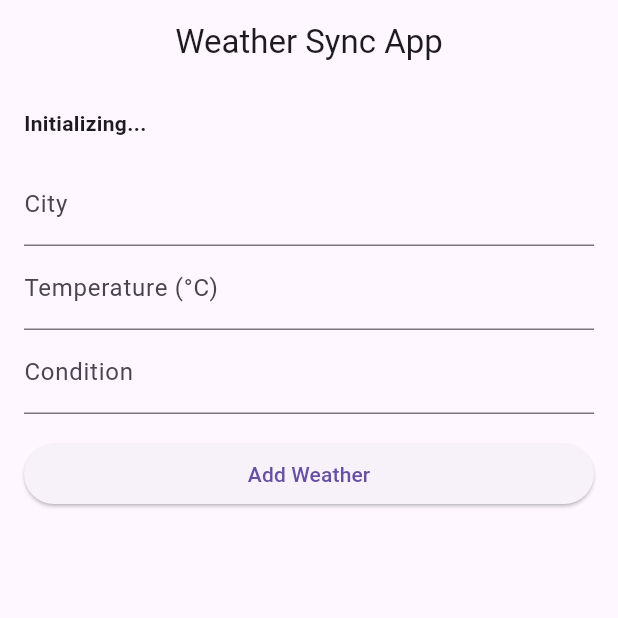
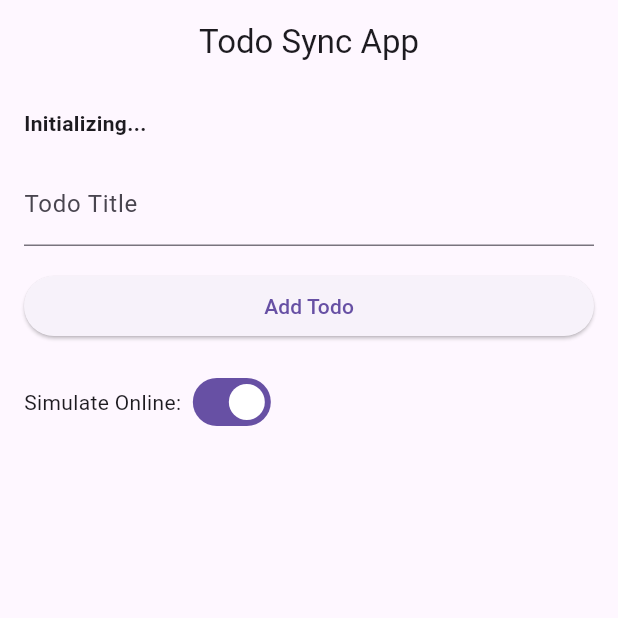
Before and after one commit to santhosh-ceo/offline_sync_manager, a Flutter app: the screen it shows after launch, on a phone screen of 412 x 824 dp, the top half of it. Run offline on Flutter 3.47's test engine with Material 3 defaults, Android fonts, the phone set to English and light mode, and no system bars; our stand-ins replace connectivity_plus, hive_flutter; accounts and stored records are empty.

Commit message:
v 0.0.1 Ready!!

```diff
--- a/example/lib/main.dart
+++ b/example/lib/main.dart
@@ -1,26 +1,30 @@
 import 'package:flutter/material.dart';
 import 'package:offline_sync_manager/offline_sync_manager.dart';
+import 'package:hive_flutter/hive_flutter.dart';
 
 void main() async {
   WidgetsFlutterBinding.ensureInitialized();
-  runApp(const WeatherApp());
+  await Hive.initFlutter();
+  await Hive.openBox('todo_ids'); // Track todo IDs
+  runApp(const TodoApp());
 }
 
-class WeatherApp extends StatefulWidget {
-  const WeatherApp({super.key});
+class TodoApp extends StatefulWidget {
+  const TodoApp({super.key});
 
   @override
-  State<WeatherApp> createState() => _WeatherAppState();
+  State<TodoApp> createState() => _TodoAppState();
 }
 
-class _WeatherAppState extends State<WeatherApp> {
+class _TodoAppState extends State<TodoApp> {
   late OfflineSyncManager syncManager;
   bool _isInitialized = false;
   String _syncStatus = 'Initializing...';
-  final TextEditingController _cityController = TextEditingController();
-  final TextEditingController _tempController = TextEditingController();
-  final TextEditingController _conditionController = TextEditingController();
-  List<Map<String, dynamic>> _weatherData = [];
+  String _errorMessage = '';
+  bool _isOnline = true;
+  final TextEditingController _titleController = TextEditingController();
+  List<Map<String, dynamic>> _todos = [];
+  final Box _todoIdsBox = Hive.box('todo_ids');
 
   @override
   void initState() {
@@ -30,33 +34,48 @@ class _WeatherAppState extends State<WeatherApp> {
 
   Future<void> _initializeSyncManager() async {
     syncManager = await OfflineSyncManager.initialize(
-      baseUrl: 'https://api.example.com', // Replace with your server URL
+      baseUrl: 'https://jsonplaceholder.typicode.com',
     );
     syncManager.syncEvents.listen((event) {
       setState(() {
         _syncStatus = 'Sync: ${event.status} - ${event.message ?? ''}';
       });
-      _loadWeatherData();
+      _loadTodos();
     });
     setState(() {
       _isInitialized = true;
     });
-    _loadWeatherData();
+    // Initialize todo IDs from Hive
+    _todoIdsBox.values.forEach((id) {
+      if (!_todoIdsBox.containsKey(id)) {
+        _todoIdsBox.put(id, id);
+      }
+    });
+    await _loadTodos();
   }
 
-  Future<void> _loadWeatherData() async {
-    // Simulate reading all weather data from Hive
-    final box = syncManager.read;
-    final data = <Map<String, dynamic>>[];
-    // Note: Hive doesn't provide a direct way to list all keys, so assume IDs are known or stored separately
-    // For simplicity, we'll use a predefined list of IDs or extend the plugin to store keys
-    for (var i = 1; i <= 10; i++) {
-      final item = await box('weather', i.toString());
-      if (item != null) data.add(item);
+  Future<void> _loadTodos() async {
+    final todos = <Map<String, dynamic>>[];
+    for (final id in _todoIdsBox.values) {
+      final todo = await syncManager.read('todos', id.toString());
+      if (todo != null) todos.add(todo);
     }
     setState(() {
-      _weatherData = data;
+      _todos = todos;
     });
+  }
+
+  bool _validateInput() {
+    if (_titleController.text.isEmpty) {
+      setState(() {
+        _errorMessage = 'Todo title is required.';
+      });
+      return false;
+    }
+    setState(() {
+      _errorMessage = '';
+    });
+    return true;
   }
 
   @override
@@ -65,7 +84,7 @@ class _WeatherAppState extends State<WeatherApp> {
       theme: ThemeData(primarySwatch: Colors.blue),
       home: Scaffold(
         appBar: AppBar(
-          title: const Text('Weather Sync App'),
+          title: const Text('Todo Sync App'),
           centerTitle: true,
         ),
         body: _isInitialized
@@ -74,76 +93,95 @@ class _WeatherAppState extends State<WeatherApp> {
           child: Column(
             crossAxisAlignment: CrossAxisAlignment.stretch,
             children: [
-              Text(_syncStatus, style: const TextStyle(fontWeight: FontWeight.bold)),
+              Text(
+                _syncStatus,
+                style: const TextStyle(fontWeight: FontWeight.bold),
+              ),
+              if (_errorMessage.isNotEmpty) ...[
+                const SizedBox(height: 8),
+                Text(
+                  _errorMessage,
+                  style: const TextStyle(color: Colors.red),
+                ),
+              ],
               const SizedBox(height: 16),
               TextField(
-                controller: _cityController,
-                decoration: const InputDecoration(labelText: 'City'),
-              ),
-              TextField(
-                controller: _tempController,
-                decoration: const InputDecoration(labelText: 'Temperature (°C)'),
-                keyboardType: TextInputType.number,
-              ),
-              TextField(
-                controller: _conditionController,
-                decoration: const InputDecoration(labelText: 'Condition'),
+                controller: _titleController,
+                decoration: const InputDecoration(labelText: 'Todo Title'),
               ),
               const SizedBox(height: 16),
               ElevatedButton(
                 onPressed: () async {
+                  if (_validateInput()) {
                     final id = DateTime.now().millisecondsSinceEpoch.toString();
                     await syncManager.create(
-                    collection: 'weather',
+                      collection: 'todos',
                       data: {
                         'id': id,
-                      'city': _cityController.text,
-                      'temperature': double.parse(_tempController.text),
-                      'condition': _conditionController.text,
+                        'title': _titleController.text,
+                        'completed': false,
+                        'userId': 1, // Required by JSONPlaceholder
+                        'timestamp': DateTime.now().toIso8601String(),
                       },
                     );
-                  _cityController.clear();
-                  _tempController.clear();
-                  _conditionController.clear();
+                    await _todoIdsBox.put(id, id);
+                    _titleController.clear();
+                    await _loadTodos();
+                  }
                 },
-                child: const Text('Add Weather'),
+                child: const Text('Add Todo'),
+              ),
+              const SizedBox(height: 16),
+              Row(
+                children: [
+                  const Text('Simulate Online: '),
+                  Switch(
+                    value: _isOnline,
+                    onChanged: (value) async {
+                      setState(() {
+                        _isOnline = value;
+                      });
+                      syncManager.setOnlineStatus(_isOnline);
+                      if (_isOnline) {
+                        await syncManager.syncService.sync();
+                      }
+                    },
+                  ),
+                ],
               ),
               const SizedBox(height: 16),
               Expanded(
                 child: ListView.builder(
-                  itemCount: _weatherData.length,
+                  itemCount: _todos.length,
                   itemBuilder: (context, index) {
-                    final data = _weatherData[index];
+                    final todo = _todos[index];
                     return ListTile(
-                      title: Text('${data['city']} - ${data['condition']}'),
-                      subtitle: Text('Temp: ${data['temperature']}°C'),
-                      trailing: Row(
-                        mainAxisSize: MainAxisSize.min,
-                        children: [
-                          IconButton(
-                            icon: const Icon(Icons.edit),
-                            onPressed: () async {
+                      title: Text(todo['title']),
+                      leading: Checkbox(
+                        value: todo['completed'],
+                        onChanged: (value) async {
                           await syncManager.update(
-                                collection: 'weather',
+                            collection: 'todos',
                             data: {
-                                  'id': data['id'],
-                                  'city': data['city'],
-                                  'temperature': data['temperature'] + 1.0,
-                                  'condition': 'Updated',
+                              'id': todo['id'],
+                              'title': todo['title'],
+                              'completed': value ?? false,
+                              'userId': 1,
+                              'timestamp': DateTime.now().toIso8601String(),
                             },
                           );
                         },
                       ),
-                          IconButton(
+                      trailing: IconButton(
                         icon: const Icon(Icons.delete),
                         onPressed: () async {
                           await syncManager.delete(
-                                collection: 'weather',
-                                id: data['id'],
+                            collection: 'todos',
+                            id: todo['id'],
                           );
+                          await _todoIdsBox.delete(todo['id']);
+                          await _loadTodos();
                         },
-                          ),
-                        ],
                       ),
                     );
                   },
@@ -160,9 +198,7 @@ class _WeatherAppState extends State<WeatherApp> {
   @override
   void dispose() {
     syncManager.dispose();
-    _cityController.dispose();
-    _tempController.dispose();
-    _conditionController.dispose();
+    _titleController.dispose();
     super.dispose();
   }
 }
--- a/example/pubspec.yaml
+++ b/example/pubspec.yaml
@@ -16,6 +16,10 @@ dependencies:
 
   cupertino_icons: ^1.0.8
 
+  http: ^1.2.2
+  hive: ^2.2.3
+  hive_flutter: ^1.1.0
+
 dev_dependencies:
   integration_test:
     sdk: flutter
--- a/lib/src/services/connectivity_service.dart
+++ b/lib/src/services/connectivity_service.dart
@@ -3,7 +3,8 @@ import 'package:connectivity_plus/connectivity_plus.dart';
 class ConnectivityService {
   Future<bool> isOnline() async {
     final connectivityResult = await Connectivity().checkConnectivity();
-    return connectivityResult != ConnectivityResult.none;
+    return connectivityResult.contains(ConnectivityResult.wifi) ||
+        connectivityResult.contains(ConnectivityResult.mobile);
   }
 
   Stream<List<ConnectivityResult>> get onConnectivityChanged =>
--- a/lib/src/services/http_service.dart
+++ b/lib/src/services/http_service.dart
@@ -4,8 +4,9 @@ import 'package:offline_sync_manager/src/models/sync_operation.dart';
 
 class HttpService {
   final String baseUrl;
+  final http.Client _client;
 
-  HttpService(this.baseUrl);
+  HttpService(this.baseUrl, {http.Client? client}) : _client = client ?? http.Client();
 
   Future<Map<String, dynamic>> syncOperation(SyncOperation operation) async {
     final url = Uri.parse('$baseUrl/${operation.collection}');
@@ -15,21 +16,21 @@ class HttpService {
       http.Response response;
       switch (operation.type) {
         case OperationType.create:
-          response = await http.post(
+          response = await _client.post(
             url,
             headers: headers,
             body: jsonEncode(operation.data),
           );
           break;
         case OperationType.update:
-          response = await http.put(
+          response = await _client.put(
             url,
             headers: headers,
             body: jsonEncode(operation.data),
           );
           break;
         case OperationType.delete:
-          response = await http.delete(
+          response = await _client.delete(
             Uri.parse('$url/${operation.data['id']}'),
             headers: headers,
           );
```
Also changed, not shown: lib/offline_sync_manager.dart (+25 -14 lines), lib/src/services/sync_service.dart (+11 -4 lines), example/pubspec.lock, 1 other file. Lines whose indentation alone changed are shown as unchanged.
